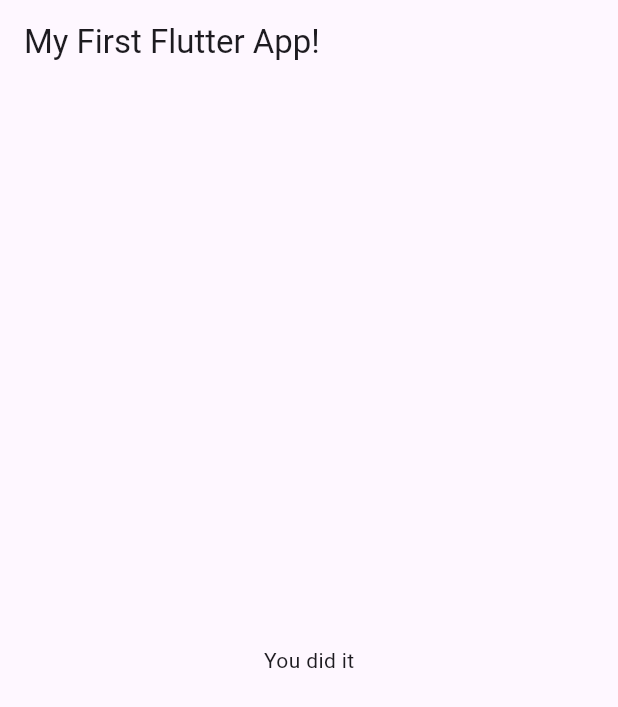
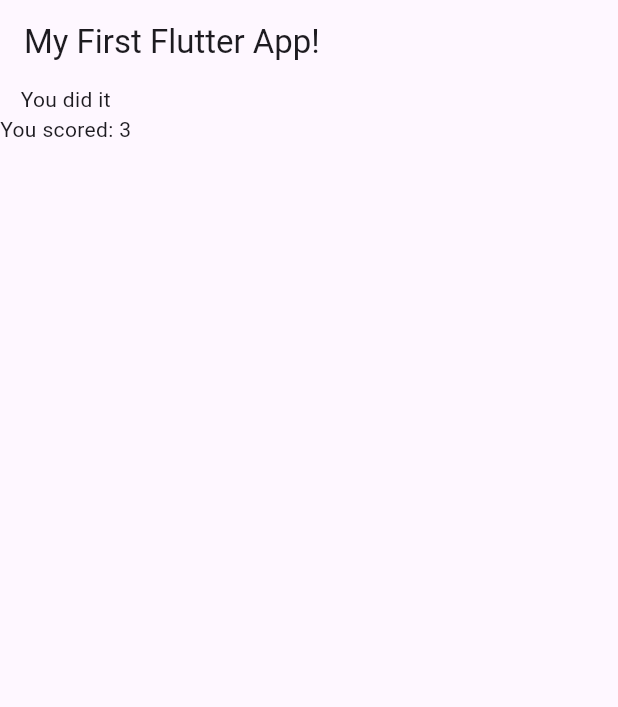
Before and after one commit to rasathelamedude/first-flutter-project, a Flutter app: the screen it shows after launch, after a tap on "White", after a tap on "Dog", on a phone screen of 412 x 824 dp. Shown: the top 707 px of the screen. Run offline on Flutter 3.47's test engine with Material 3 defaults, Android fonts, the phone set to English and light mode, and no system bars.

Commit message:
Add scoring system

```diff
--- a/lib/AnswerButton.dart
+++ b/lib/AnswerButton.dart
@@ -4,11 +4,11 @@ class AnswerButton extends StatelessWidget {
   final String? buttonText;
   final VoidCallback? selectHandler;
 
-  const AnswerButton(this.buttonText, this.selectHandler);
+  const AnswerButton(this.buttonText, this.selectHandler, {super.key});
 
   @override
   Widget build(BuildContext context) {
-    return Container(
+    return SizedBox(
       width: double.infinity,
       child: ElevatedButton(
         onPressed: selectHandler,
--- a/lib/QuestionModel.dart
+++ b/lib/QuestionModel.dart
@@ -1,6 +1,6 @@
 class QuestionModel {
   final String? questionText;
-  final List? answers;
+  final List<Map<String, Object>>? answers;
 
   const QuestionModel({this.questionText, this.answers});
 }
--- a/lib/QuizQuestion.dart
+++ b/lib/QuizQuestion.dart
@@ -6,24 +6,27 @@ import 'QuestionModel.dart';
 
 // ignore: must_be_immutable
 class QuizQuestion extends StatelessWidget {
-  List<QuestionModel>? questions;
-  var questionIndex;
-  VoidCallback? questionAnswer;
+  final int? questionIndex;
+  final List<QuestionModel>? questions;
+  final Function? questionAnswer;
 
-  QuizQuestion({
+  const QuizQuestion({
     super.key,
-    this.questionIndex,
-    this.questions,
-    this.questionAnswer,
+    @required this.questionIndex,
+    @required this.questions,
+    @required this.questionAnswer,
   });
 
   @override
   Widget build(BuildContext context) {
     return Column(
       children: [
-        Question(questions?[questionIndex].questionText), // Question
-        ...?questions?[questionIndex].answers!.map(
-          (answer) => AnswerButton(answer, questionAnswer),
+        Question(questions?[questionIndex as int].questionText), // Question
+        ...?questions?[questionIndex as int].answers!.map(
+          (answer) => AnswerButton(
+            answer["text"] as String,
+            () => questionAnswer!(answer["score"]),
+          ),
         ), // Answer buttons
       ],
     );
--- a/lib/Result.dart
+++ b/lib/Result.dart
@@ -3,12 +3,15 @@ import 'package:flutter/material.dart';
 // ignore: must_be_immutable
 class Result extends StatelessWidget {
   String? resultText;
+  int? totalScore;
 
   // ignore: use_key_in_widget_constructors
-  Result(this.resultText);
+  Result(this.resultText, this.totalScore);
 
   @override
   Widget build(BuildContext context) {
-    return Center(child: Text(resultText!));
+    return Column(
+      children: [Text(resultText!), Text("You scored: $totalScore")],
+    );
   }
 }
--- a/lib/main.dart
+++ b/lib/main.dart
@@ -19,22 +19,33 @@ class MyApp extends StatefulWidget {
 
 // Main Application's State;
 class _MyAppState extends State<MyApp> {
-  var questionIndex = 0;
-  static const List<QuestionModel> questions = [
+  int _questionIndex = 0;
+  int _totalScore = 0;
+
+  static const List<QuestionModel> _questions = [
     QuestionModel(
       questionText: "What is your favorite color?",
-      answers: ["White", "Red", "Blue"],
+      answers: [
+        {"text": "White", "score": 1},
+        {"text": "Red", "score": 2},
+        {"text": "Blue", "score": 3},
+      ],
     ),
     QuestionModel(
       questionText: "What is your favorite animal?",
-      answers: ["Cat", "Dog", "Bird"],
+      answers: [
+        {"text": "Cat", "score": 1},
+        {"text": "Dog", "score": 2},
+        {"text": "Bird", "score": 3},
+      ],
     ),
   ]; // Use a class to instantiate questions and answers; Map can be used as well;
 
   // Button answer handler;
-  void questionAnswer() {
+  void _questionAnswer(int score) {
     setState(() {
-      questionIndex += 1;
+      _questionIndex += 1;
+      _totalScore += score;
     });
   }
 
@@ -43,13 +54,13 @@ class _MyAppState extends State<MyApp> {
     return MaterialApp(
       home: Scaffold(
         appBar: AppBar(title: Text("My First Flutter App!")),
-        body: questionIndex < questions.length
+        body: _questionIndex < _questions.length
             ? QuizQuestion(
-                questionAnswer: questionAnswer,
-                questionIndex: questionIndex,
-                questions: questions,
+                questionAnswer: _questionAnswer,
+                questionIndex: _questionIndex,
+                questions: _questions,
               )
-            : Result("You did it"),
+            : Result("You did it", _totalScore),
       ),
     );
   }
--- a/lib/question.dart
+++ b/lib/question.dart
@@ -3,7 +3,7 @@ import 'package:flutter/material.dart';
 class Question extends StatelessWidget {
   final String? questionText;
 
-  const Question(this.questionText);
+  const Question(this.questionText, {super.key});
 
   @override
   Widget build(BuildContext context) {
```
